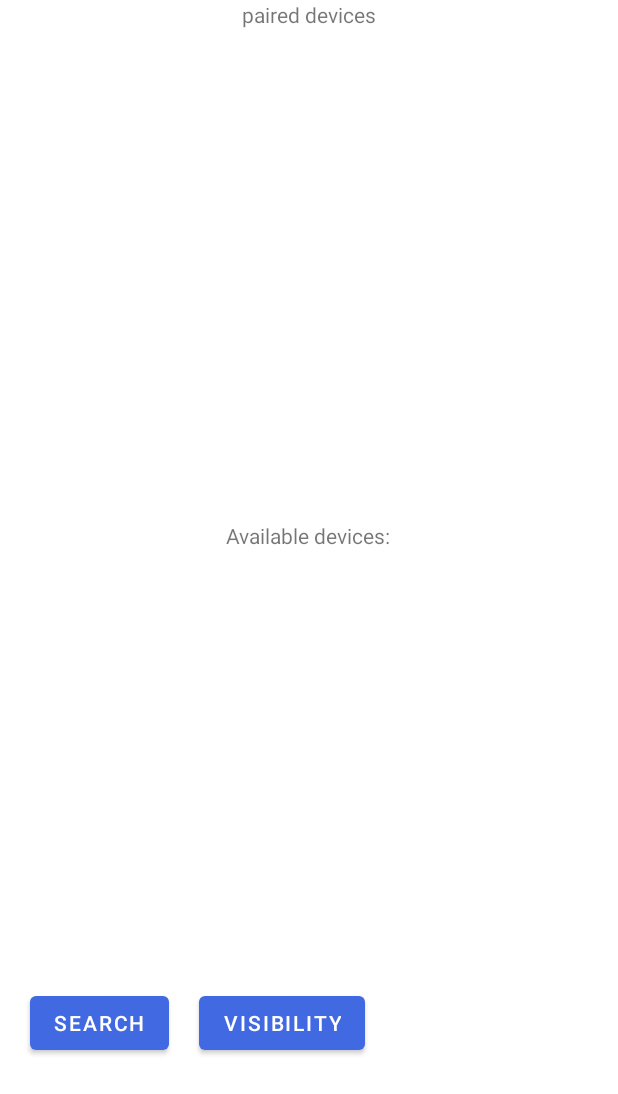
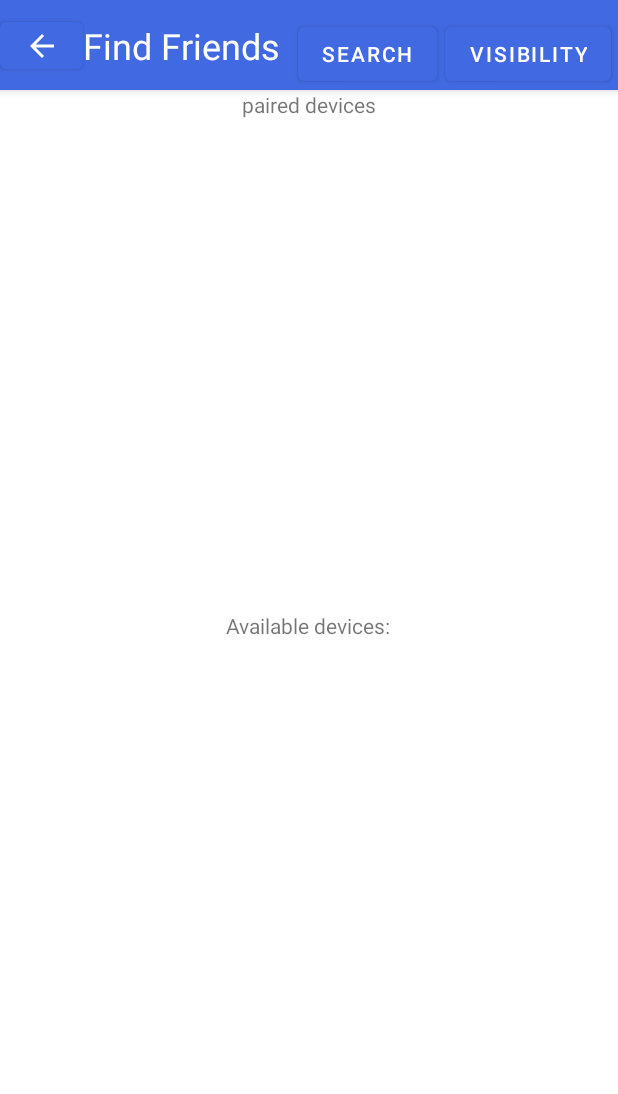
Before and after one commit to zlatkovnik/Hyperion, an Android app: the AddFriendsActivity screen opened directly, with no data from a screen before it, on a phone screen of 412 x 824 dp. Shown: the top 1094 px of the screen. Run offline under Robolectric (Android 15) with nearby library versions, the phone set to English and light mode, and no system bars; our stand-ins replace Firebase (no records; nobody signed in at launch, a user with empty details on screens opened directly).

Commit message:
dodato dugme za back

```diff
--- a/app/src/main/res/layout/activity_add_friends.xml
+++ b/app/src/main/res/layout/activity_add_friends.xml
@@ -6,6 +6,72 @@
     android:layout_height="match_parent"
     tools:context=".AddFriendsActivity"
     android:orientation="vertical">
+
+    <com.google.android.material.appbar.AppBarLayout
+        android:id="@+id/appBarLayout"
+        android:layout_width="match_parent"
+        android:layout_height="wrap_content"
+        app:layout_constraintEnd_toEndOf="parent"
+        app:layout_constraintStart_toStartOf="parent"
+        app:layout_constraintTop_toTopOf="parent">
+        <androidx.constraintlayout.widget.ConstraintLayout
+            android:layout_width="match_parent"
+            android:layout_height="wrap_content">
+
+            <androidx.appcompat.widget.Toolbar
+                android:id="@+id/myCards_toolbar"
+                android:layout_width="match_parent"
+                android:layout_height="wrap_content"
+                android:layout_marginTop="4dp"
+                android:background="?attr/colorPrimary"
+                android:minHeight="?attr/actionBarSize"
+                android:theme="?attr/actionBarTheme"
+                app:layout_constraintStart_toStartOf="parent"
+                app:layout_constraintTop_toTopOf="parent" />
+
+            <Button
+                android:id="@+id/find_friends_back_btn"
+                android:layout_width="55dp"
+                android:layout_height="43dp"
+                app:icon="?attr/homeAsUpIndicator"
+                app:layout_constraintBottom_toBottomOf="parent"
+                app:layout_constraintStart_toStartOf="parent"
+                app:layout_constraintTop_toTopOf="parent"
+                app:layout_constraintVertical_bias="0.538" />
+
+            <TextView
+                android:id="@+id/MyCards_title_txt"
+                android:layout_width="wrap_content"
+                android:layout_height="wrap_content"
+                android:text="Find Friends"
+                android:textColor="@color/white"
+                android:textSize="24sp"
+                app:layout_constraintBottom_toBottomOf="parent"
+                app:layout_constraintStart_toEndOf="@+id/find_friends_back_btn"
+                app:layout_constraintTop_toTopOf="parent" />
+
+            <Button
+                android:id="@+id/select_device_refresh"
+                android:layout_width="wrap_content"
+                android:layout_height="wrap_content"
+                android:layout_gravity="center"
+
+                android:layout_marginStart="12dp"
+                android:text="Search"
+                app:layout_constraintBottom_toBottomOf="parent"
+                app:layout_constraintStart_toEndOf="@+id/MyCards_title_txt" />
+            <Button
+                android:id="@+id/btn_visability"
+                android:layout_width="wrap_content"
+                android:layout_height="wrap_content"
+                android:layout_gravity="center"
+                android:text="Visibility"
+                app:layout_constraintBottom_toBottomOf="parent"
+                app:layout_constraintLeft_toRightOf="@id/select_device_refresh"
+                app:layout_constraintRight_toRightOf="parent" />
+
+        </androidx.constraintlayout.widget.ConstraintLayout>
+    </com.google.android.material.appbar.AppBarLayout>
 
     <TextView
         android:id="@+id/txt_paired_devices"
@@ -51,34 +117,11 @@
 
     <LinearLayout
         android:layout_width="match_parent"
-        android:layout_height="wrap_content"
-        >
-
-        <Button
-            android:id="@+id/select_device_refresh"
-            android:layout_width="wrap_content"
-            android:layout_height="wrap_content"
-            android:layout_gravity="center"
-            android:layout_marginStart="20dp"
-            android:layout_marginEnd="20dp"
-
-            android:text="Search"
-            app:layout_constraintBottom_toBottomOf="parent"
-            app:layout_constraintLeft_toLeftOf="parent"
-            app:layout_constraintRight_toLeftOf="@id/btn_visability"
+        android:layout_height="wrap_content">
 
 
-            />
 
-        <Button
-            android:id="@+id/btn_visability"
-            android:layout_width="wrap_content"
-            android:layout_height="wrap_content"
-            android:layout_gravity="center"
-            android:text="Visibility"
-            app:layout_constraintBottom_toBottomOf="parent"
-            app:layout_constraintLeft_toRightOf="@id/select_device_refresh"
-            app:layout_constraintRight_toRightOf="parent" />
+
 
         <ProgressBar
             android:id="@+id/progressBar_discover"
```
Also changed, not shown: app/src/main/java/com/example/protectorsofastrax/AddFriendsActivity.kt (+8 -0 lines), app/src/main/java/com/example/protectorsofastrax/BattleActivity.kt (+9 -0 lines), app/src/main/java/com/example/protectorsofastrax/FindFriendsActivity.kt (deleted, +0 -256 lines), app/src/main/java/com/example/protectorsofastrax/MyCardsActivity.kt (+9 -0 lines), app/src/main/res/layout/activity_my_cards.xml (+50 -6 lines).
